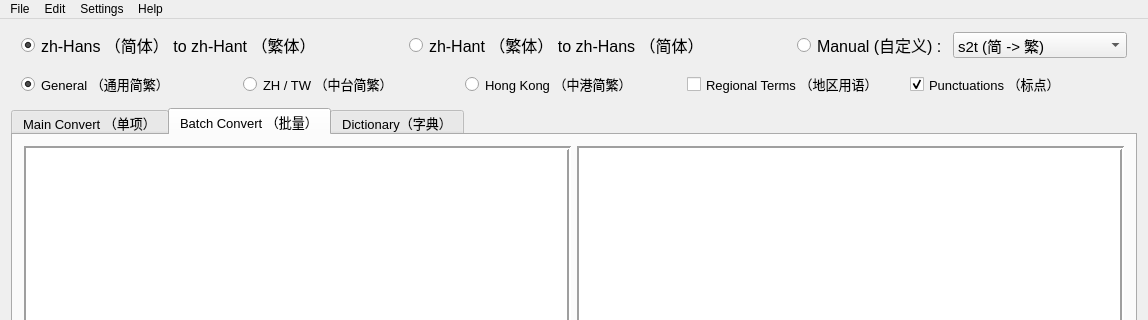
Qt form mainwindow.ui (laisuk/ZhoConverterQt) before a commit; both pictures show x 0 to 1148 and y 0 to 320 of the 1148 by 708 pixel window.
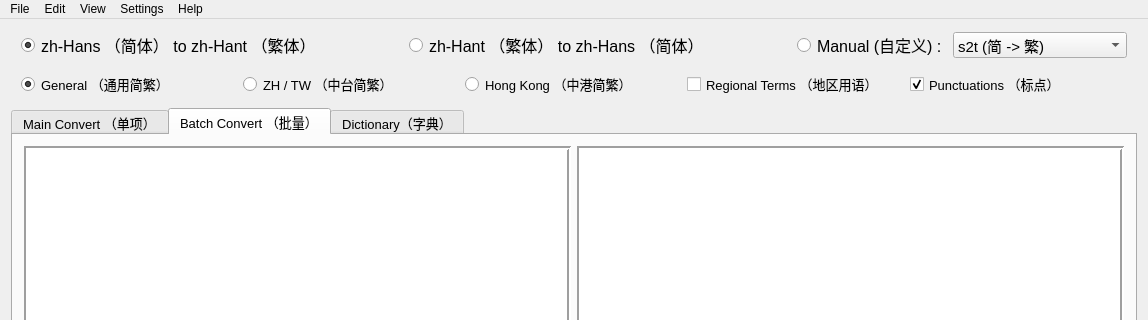
The same form after that commit. The open tabs and pages were chosen to show the change. Icons and pictures are not drawn. Custom widgets are drawn as their Qt base class.

Commit message: Ui: Added Line Numbering option for Editors

Patch:
```diff
--- a/mainwindow.ui
+++ b/mainwindow.ui
@@ -1585,8 +1585,15 @@
     <addaction name="actionFind"/>
     <addaction name="actionReplace"/>
    </widget>
+   <widget class="QMenu" name="menuView">
+    <property name="title">
+     <string>View</string>
+    </property>
+    <addaction name="actionShowLineNumbers"/>
+   </widget>
    <addaction name="menuFile"/>
    <addaction name="menuEdit"/>
+   <addaction name="menuView"/>
    <addaction name="menuSettings"/>
    <addaction name="menuHelp"/>
   </widget>
@@ -1692,7 +1699,7 @@
   </customwidget>
   <customwidget>
    <class>TextEditWidget</class>
-   <extends>QTextEdit</extends>
+   <extends>QPlainTextEdit</extends>
    <header location="global">texteditwidget.h</header>
   </customwidget>
  </customwidgets>
```
Left out of the diff: 14 changed lines with no effect on the pictures. The commit also changes 6 other files.
